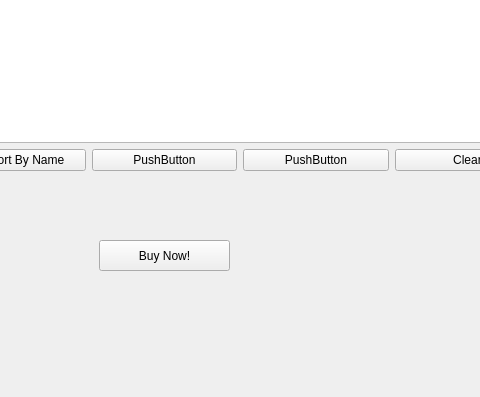
This is brochure/home.ui in Team-llamas/Project-1 as Qt 5 draws it before an edit; both pictures show x 251 to 731 and y 620 to 1017 of the 882 by 1017 pixel window. The edited form follows.
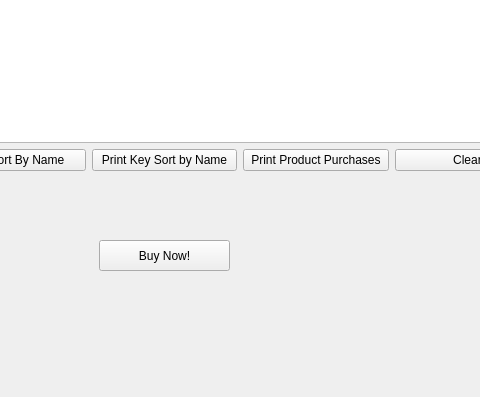
This is the edited form. The open tabs and pages were chosen to show the change. Icons and pictures are not drawn.

What changed in the file:
```diff
--- a/brochure/home.ui
+++ b/brochure/home.ui
@@ -878,14 +878,14 @@
          <item>
           <widget class="QPushButton" name="pushButton_5">
            <property name="text">
-            <string>PushButton</string>
+            <string>Print Key Sort by Name</string>
            </property>
           </widget>
          </item>
          <item>
           <widget class="QPushButton" name="pushButton_3">
            <property name="text">
-            <string>PushButton</string>
+            <string>Print Product Purchases</string>
            </property>
           </widget>
          </item>
```
Left out of the diff: 6 changed lines with no effect on the pictures.
